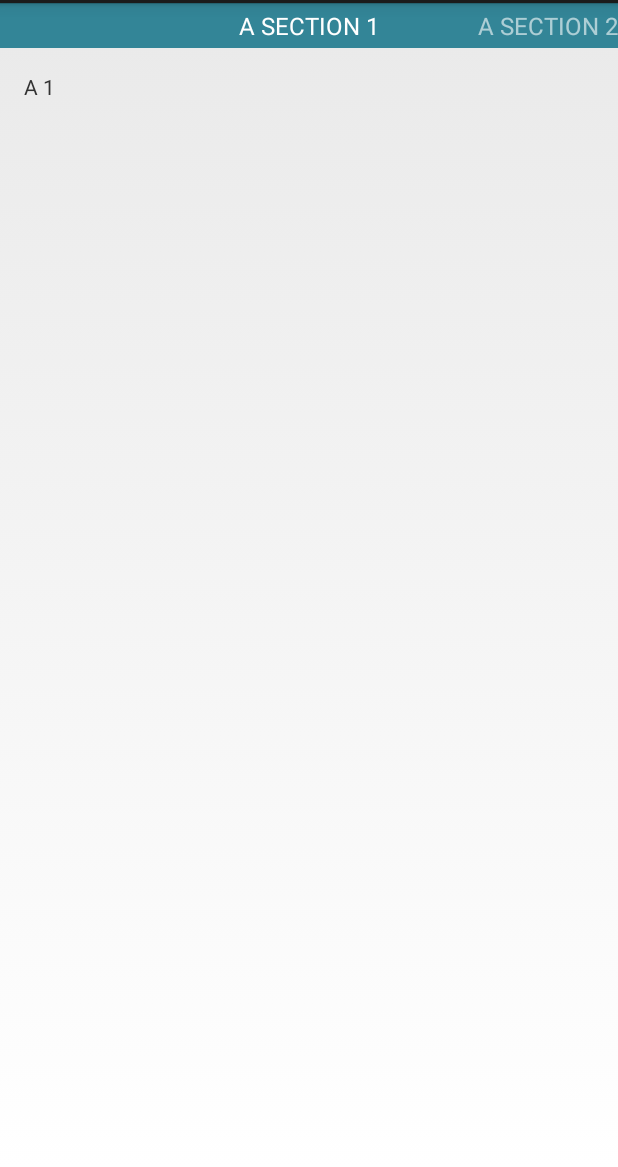
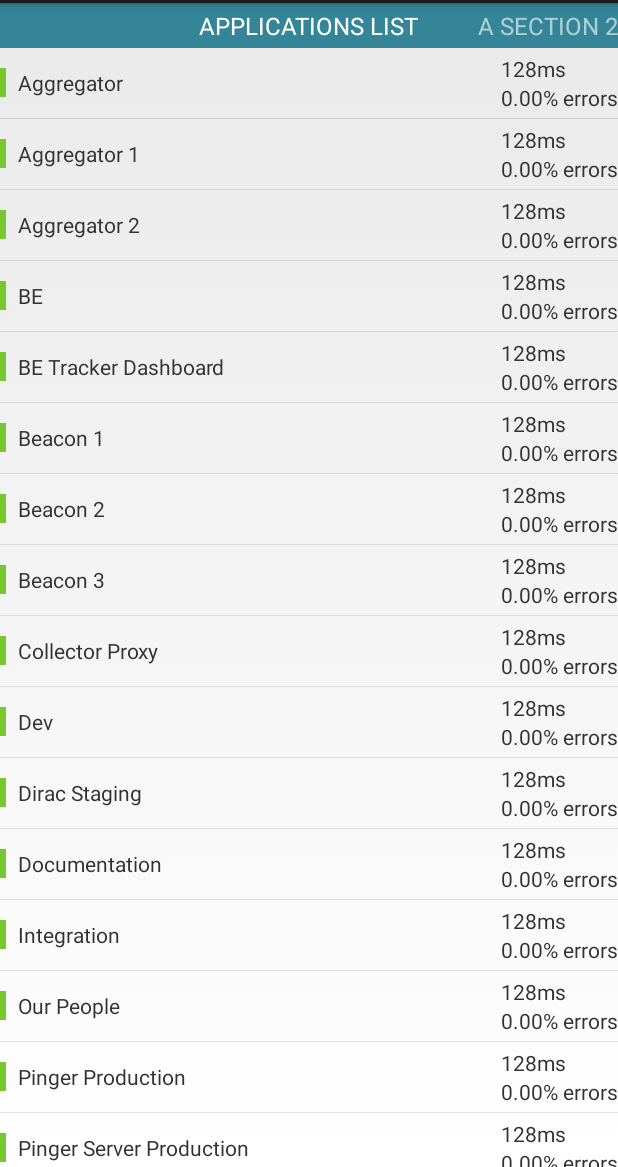
Before and after one commit to origicom/NewRelicAndroidPOC, an Android app: the screen it shows after launch (MainActivity), on a phone screen of 412 x 824 dp, the part 69-1236 px from its top. Run offline under Robolectric (Android 15) with nearby library versions, the phone set to English and light mode, and no system bars; 2 statements that could not run were skipped.

Commit message:
Added ApplicationsSelectionListFragment

```diff
--- a/NewRelicAndroidPOC/src/main/java/com/arconus/newrelicpoc/NavDrawerSelectionDialog.java
+++ b/NewRelicAndroidPOC/src/main/java/com/arconus/newrelicpoc/NavDrawerSelectionDialog.java
@@ -15,7 +15,7 @@ public class NavDrawerSelectionDialog extends DialogFragment {
         Dialog dialog = new Dialog(getActivity());
         LayoutInflater inflater = getActivity().getLayoutInflater();
 
-        LinearLayout layout = (LinearLayout) inflater.inflate(R.layout.list_selection_dialog_layout, null);
+        LinearLayout layout = (LinearLayout) inflater.inflate(R.layout.list_selection_layout, null);
         ListView listView = (ListView) layout.findViewById(R.id.listView);
 
         listView.setAdapter(new ArrayAdapter<String>(getActivity(), android.R.layout.simple_list_item_1, new String [] {
--- /dev/null
+++ b/NewRelicAndroidPOC/src/main/java/com/arconus/newrelicpoc/adapters/ApplicationsListAdapter.java
@@ -0,0 +1,38 @@
+package com.arconus.newrelicpoc.adapters;
+
+import android.content.Context;
+import android.view.View;
+import android.view.ViewGroup;
+import android.widget.ArrayAdapter;
+import android.widget.TextView;
+
+import com.arconus.newrelicpoc.R;
+
+import java.util.List;
+
+public class ApplicationsListAdapter extends ArrayAdapter<ApplicationsListDataOrb> {
+public ApplicationsListAdapter(Context context, int resource, List<ApplicationsListDataOrb> objects) {
+        super(context, resource, objects);
+}
+
+    @Override
+    public View getView(int position, View convertView, ViewGroup parent) {
+            View rowView = View.inflate(getContext(), R.layout.app_selection_list_item, null);
+
+        ApplicationsListDataOrb dataOrb = getItem(position);
+
+        TextView title = (TextView) rowView.findViewById(R.id.ap_title);
+        title.setText(dataOrb.title);
+
+        TextView responseTime = (TextView) rowView.findViewById(R.id.ap_response_time);
+        responseTime.setText(dataOrb.responseTime);
+
+        TextView errorRate = (TextView) rowView.findViewById(R.id.ap_error_rate);
+        errorRate.setText(dataOrb.errorPercentage);
+
+        TextView statusIndicator = (TextView) rowView.findViewById(R.id.ap_status_indicator);
+        statusIndicator.setBackgroundColor(getContext().getResources().getColor(dataOrb.statusColorID));
+
+        return rowView;
+    }
+}
--- /dev/null
+++ b/NewRelicAndroidPOC/src/main/java/com/arconus/newrelicpoc/adapters/ApplicationsListDataOrb.java
@@ -0,0 +1,15 @@
+package com.arconus.newrelicpoc.adapters;
+
+public class ApplicationsListDataOrb {
+    public String title;
+    public String responseTime;
+    public String errorPercentage;
+    public int statusColorID;
+
+    public ApplicationsListDataOrb(String title, String responseTime, String errorPercentage, int statusColorID) {
+        this.title = title;
+        this.responseTime = responseTime;
+        this.errorPercentage = errorPercentage;
+        this.statusColorID = statusColorID;
+    }
+}
--- /dev/null
+++ b/NewRelicAndroidPOC/src/main/java/com/arconus/newrelicpoc/fragments/ApplicationsSelectionListFragment.java
@@ -0,0 +1,57 @@
+package com.arconus.newrelicpoc.fragments;
+
+import android.os.Bundle;
+import android.support.v4.app.Fragment;
+import android.view.LayoutInflater;
+import android.view.View;
+import android.view.ViewGroup;
+import android.widget.BaseAdapter;
+import android.widget.ListView;
+
+import com.arconus.newrelicpoc.R;
+import com.arconus.newrelicpoc.adapters.ApplicationsListAdapter;
+import com.arconus.newrelicpoc.adapters.ApplicationsListDataOrb;
+
+import java.util.ArrayList;
+import java.util.List;
+
+public class ApplicationsSelectionListFragment extends Fragment {
+
+    @Override
+    public View onCreateView(LayoutInflater inflater, ViewGroup container, Bundle savedInstanceState) {
+        View v = inflater.inflate(R.layout.list_selection_layout, null);
+        ListView listView = (ListView) v.findViewById(R.id.listView);
+        listView.setAdapter(getAdapter());
+        return v;
+    }
+
+    private BaseAdapter getAdapter() {
+        List<ApplicationsListDataOrb> list = new ArrayList<ApplicationsListDataOrb>();
+
+        list.add(new ApplicationsListDataOrb("Aggregator", "128ms", "0.00% errors", R.color.NavDrawerGreen));
+        list.add(new ApplicationsListDataOrb("Aggregator 1", "128ms", "0.00% errors", R.color.NavDrawerGreen));
+        list.add(new ApplicationsListDataOrb("Aggregator 2", "128ms", "0.00% errors", R.color.NavDrawerGreen));
+        list.add(new ApplicationsListDataOrb("BE", "128ms", "0.00% errors", R.color.NavDrawerGreen));
+        list.add(new ApplicationsListDataOrb("BE Tracker Dashboard", "128ms", "0.00% errors", R.color.NavDrawerGreen));
+        list.add(new ApplicationsListDataOrb("Beacon 1", "128ms", "0.00% errors", R.color.NavDrawerGreen));
+        list.add(new ApplicationsListDataOrb("Beacon 2", "128ms", "0.00% errors", R.color.NavDrawerGreen));
+        list.add(new ApplicationsListDataOrb("Beacon 3", "128ms", "0.00% errors", R.color.NavDrawerGreen));
+        list.add(new ApplicationsListDataOrb("Collector Proxy", "128ms", "0.00% errors", R.color.NavDrawerGreen));
+        list.add(new ApplicationsListDataOrb("Dev", "128ms", "0.00% errors", R.color.NavDrawerGreen));
+        list.add(new ApplicationsListDataOrb("Dirac Staging", "128ms", "0.00% errors", R.color.NavDrawerGreen));
+        list.add(new ApplicationsListDataOrb("Documentation", "128ms", "0.00% errors", R.color.NavDrawerGreen));
+        list.add(new ApplicationsListDataOrb("Integration", "128ms", "0.00% errors", R.color.NavDrawerGreen));
+        list.add(new ApplicationsListDataOrb("Our People", "128ms", "0.00% errors", R.color.NavDrawerGreen));
+        list.add(new ApplicationsListDataOrb("Pinger Production", "128ms", "0.00% errors", R.color.NavDrawerGreen));
+        list.add(new ApplicationsListDataOrb("Pinger Server Production", "128ms", "0.00% errors", R.color.NavDrawerGreen));
+        list.add(new ApplicationsListDataOrb("RPM UI", "128ms", "0.00% errors", R.color.NavDrawerGreen));
+        list.add(new ApplicationsListDataOrb("Staging", "128ms", "0.00% errors", R.color.NavDrawerGreen));
+        list.add(new ApplicationsListDataOrb("Staging Aggregator", "128ms", "0.00% errors", R.color.NavDrawerGreen));
+        list.add(new ApplicationsListDataOrb("Staging Beacon", "128ms", "0.00% errors", R.color.NavDrawerGreen));
+        list.add(new ApplicationsListDataOrb("Staging Pinger - Server", "128ms", "0.00% errors", R.color.NavDrawerGreen));
+        list.add(new ApplicationsListDataOrb("Storefront", "128ms", "0.00% errors", R.color.NavDrawerGreen));
+        list.add(new ApplicationsListDataOrb("System Uptime Dashboard", "128ms", "0.00% errors", R.color.NavDrawerGreen));
+
+        return new ApplicationsListAdapter(getActivity(), R.layout.app_selection_list_item, list);
+    }
+}
--- a/NewRelicAndroidPOC/src/main/java/com/arconus/newrelicpoc/fragments/PagerAdapter.java
+++ b/NewRelicAndroidPOC/src/main/java/com/arconus/newrelicpoc/fragments/PagerAdapter.java
@@ -19,6 +19,10 @@ public class PagerAdapter extends FragmentStatePagerAdapter {
         // getItem is called to instantiate the fragment for the given page.
         // Return a DummySectionFragment (defined as a static inner class
         // below) with the page number as its lone argument.
+        if(position == 0) {
+            return new ApplicationsSelectionListFragment();
+        }
+
         Fragment fragment = new DummySectionFragment();
         Bundle args = new Bundle();
         args.putString(DummySectionFragment.ARG_SECTION_NUMBER, prefix + (position + 1));
@@ -41,7 +45,7 @@ public class PagerAdapter extends FragmentStatePagerAdapter {
     public CharSequence getPageTitle(int position) {
         switch (position) {
             case 0:
-                return prefix + "SECTION 1";
+                return "APPLICATIONS LIST";
             case 1:
                 return prefix + "SECTION 2";
             case 2:
--- /dev/null
+++ b/NewRelicAndroidPOC/src/main/res/layout/app_selection_list_item.xml
@@ -0,0 +1,46 @@
+<?xml version="1.0" encoding="utf-8"?>
+
+<RelativeLayout xmlns:android="http://schemas.android.com/apk/res/android"
+              android:orientation="vertical"
+              android:layout_width="match_parent"
+              android:layout_height="match_parent"
+              android:paddingTop="4dp"
+              android:paddingBottom="4dp">
+
+    <TextView android:layout_width="4dp"
+              android:layout_height="match_parent"
+              android:id="@+id/ap_status_indicator"
+              android:layout_centerVertical="true"/>
+
+    <TextView
+            android:layout_width="wrap_content"
+            android:layout_height="wrap_content"
+            android:text="New Text"
+            android:id="@+id/ap_title"
+            android:layout_gravity="left|center_vertical"
+            android:layout_centerVertical="true"
+            android:layout_toRightOf="@id/ap_status_indicator"
+            android:layout_marginLeft="8dp"/>
+
+    <LinearLayout
+            android:orientation="vertical"
+            android:layout_width="wrap_content"
+            android:layout_height="fill_parent"
+            android:layout_gravity="center"
+            android:layout_centerVertical="true"
+            android:layout_alignParentRight="true">
+
+        <TextView
+                android:layout_width="wrap_content"
+                android:layout_height="wrap_content"
+                android:text="Response Time"
+                android:id="@+id/ap_response_time"/>
+
+        <TextView
+                android:layout_width="wrap_content"
+                android:layout_height="wrap_content"
+                android:text="New Text"
+                android:id="@+id/ap_error_rate"/>
+    </LinearLayout>
+
+</RelativeLayout>
```
Also changed, not shown: NewRelicAndroidPOC/src/main/res/layout/list_selection_layout.xml (renamed from NewRelicAndroidPOC/src/main/res/layout/list_selection_dialog_layout.xml).
